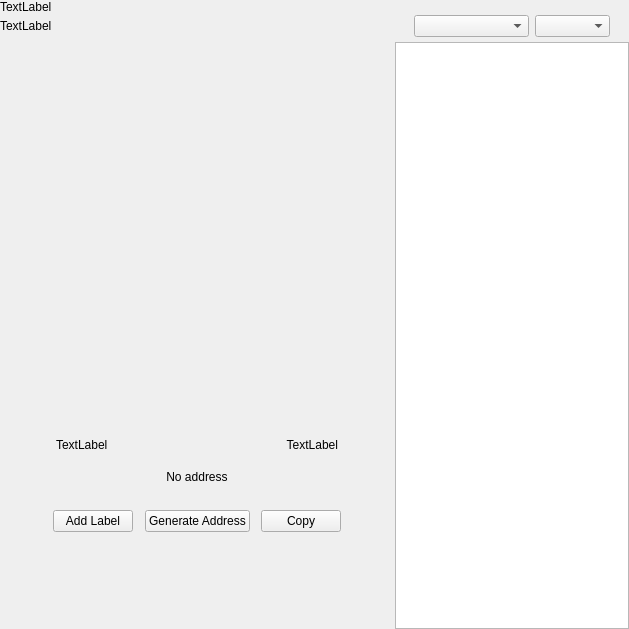
Above: src/qt/rapids/forms/receivewidget.ui from RapidsOfficial/Rapids before the change. Below: the same form after it.
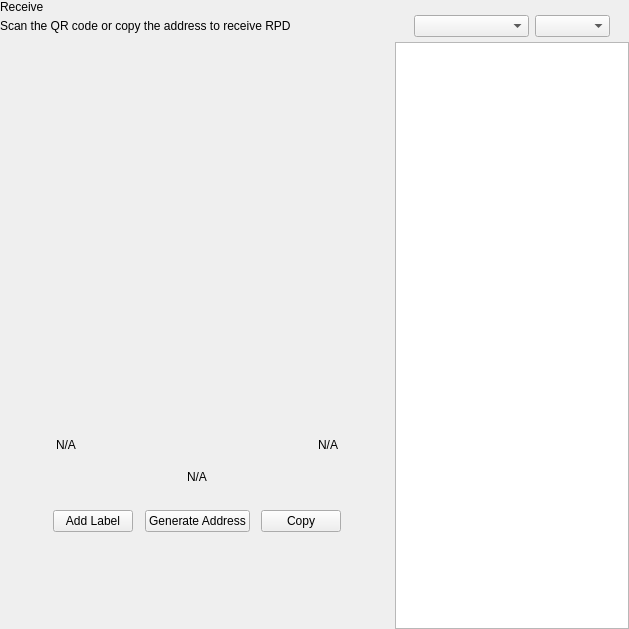
That is the form after the change. Custom widgets are drawn as their Qt base class.

The edit to the form file:
```diff
--- a/src/qt/rapids/forms/receivewidget.ui
+++ b/src/qt/rapids/forms/receivewidget.ui
@@ -71,14 +71,14 @@
             <item>
              <widget class="QLabel" name="labelTitle">
               <property name="text">
-               <string>TextLabel</string>
+               <string>Receive</string>
               </property>
              </widget>
             </item>
             <item alignment="Qt::AlignTop">
              <widget class="QLabel" name="labelSubtitle1">
               <property name="text">
-               <string>TextLabel</string>
+               <string>Scan the QR code or copy the address to receive RPD</string>
               </property>
              </widget>
             </item>
@@ -190,7 +190,7 @@
               <item>
                <widget class="QLabel" name="labelLabel">
                 <property name="text">
-                 <string>TextLabel</string>
+                 <string notr="true">N/A</string>
                 </property>
                </widget>
               </item>
@@ -210,7 +210,7 @@
               <item>
                <widget class="QLabel" name="labelDate">
                 <property name="text">
-                 <string>TextLabel</string>
+                 <string notr="true">N/A</string>
                 </property>
                 <property name="alignment">
                  <set>Qt::AlignRight|Qt::AlignTrailing|Qt::AlignVCenter</set>
@@ -235,7 +235,7 @@
               </size>
              </property>
              <property name="text">
-              <string>No address</string>
+              <string notr="true">N/A</string>
              </property>
              <property name="alignment">
               <set>Qt::AlignCenter</set>
```
